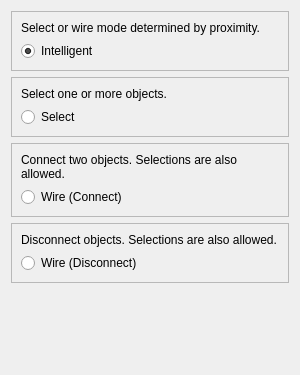
This is UI/glitch-tools.ui in textbrowser/glitch as Qt 5 draws it before an edit. The edited form follows.
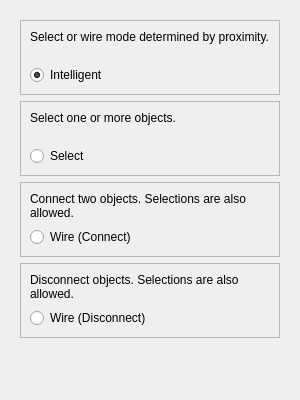
This is the edited form. Icons and pictures are not drawn.

Commit message: Layout revisions.

Patch:
```diff
--- a/UI/glitch-tools.ui
+++ b/UI/glitch-tools.ui
@@ -7,7 +7,7 @@
     <x>0</x>
     <y>0</y>
     <width>300</width>
-    <height>375</height>
+    <height>400</height>
    </rect>
   </property>
   <property name="windowTitle">
@@ -19,8 +19,100 @@
   </property>
   <layout class="QVBoxLayout" name="verticalLayout_4">
    <item>
-    <layout class="QGridLayout" name="gridLayout">
-     <item row="2" column="0">
+    <widget class="QScrollArea" name="scrollArea">
+     <property name="frameShape">
+      <enum>QFrame::NoFrame</enum>
+     </property>
+     <property name="widgetResizable">
+      <bool>true</bool>
+     </property>
+     <widget class="QWidget" name="scrollAreaWidgetContents">
+      <property name="geometry">
+       <rect>
+        <x>0</x>
+        <y>0</y>
+        <width>288</width>
+        <height>364</height>
+       </rect>
+      </property>
+      <layout class="QVBoxLayout" name="verticalLayout_5">
+       <item>
+        <widget class="QFrame" name="frame_4">
+         <property name="frameShape">
+          <enum>QFrame::StyledPanel</enum>
+         </property>
+         <property name="frameShadow">
+          <enum>QFrame::Raised</enum>
+         </property>
+         <layout class="QVBoxLayout" name="verticalLayout_7">
+          <item>
+           <widget class="QLabel" name="label_6">
+            <property name="text">
+             <string>Select or wire mode determined by proximity.</string>
+            </property>
+            <property name="alignment">
+             <set>Qt::AlignLeading|Qt::AlignLeft|Qt::AlignTop</set>
+            </property>
+            <property name="wordWrap">
+             <bool>true</bool>
+            </property>
+           </widget>
+          </item>
+          <item>
+           <widget class="QRadioButton" name="intelligent">
+            <property name="text">
+             <string>Intelligent</string>
+            </property>
+            <property name="checked">
+             <bool>true</bool>
+            </property>
+            <attribute name="buttonGroup">
+             <string notr="true">buttonGroup</string>
+            </attribute>
+           </widget>
+          </item>
+         </layout>
+        </widget>
+       </item>
+       <item>
+        <widget class="QFrame" name="frame">
+         <property name="frameShape">
+          <enum>QFrame::StyledPanel</enum>
+         </property>
+         <property name="frameShadow">
+          <enum>QFrame::Raised</enum>
+         </property>
+         <layout class="QVBoxLayout" name="verticalLayout">
+          <item>
+           <widget class="QLabel" name="label_3">
+            <property name="text">
+             <string>Select one or more objects.</string>
+            </property>
+            <property name="alignment">
+             <set>Qt::AlignLeading|Qt::AlignLeft|Qt::AlignTop</set>
+            </property>
+            <property name="wordWrap">
+             <bool>true</bool>
+            </property>
+           </widget>
+          </item>
+          <item>
+           <widget class="QRadioButton" name="select">
+            <property name="text">
+             <string>Select</string>
+            </property>
+            <property name="checked">
+             <bool>false</bool>
+            </property>
+            <attribute name="buttonGroup">
+             <string notr="true">buttonGroup</string>
+            </attribute>
+           </widget>
+          </item>
+         </layout>
+        </widget>
+       </item>
+       <item>
       <widget class="QFrame" name="frame_2">
        <property name="frameShape">
         <enum>QFrame::StyledPanel</enum>
@@ -34,6 +126,9 @@
           <property name="text">
            <string>Connect two objects. Selections are also allowed.</string>
           </property>
+            <property name="alignment">
+             <set>Qt::AlignLeading|Qt::AlignLeft|Qt::AlignTop</set>
+            </property>
           <property name="wordWrap">
            <bool>true</bool>
           </property>
@@ -52,7 +147,7 @@
        </layout>
       </widget>
      </item>
-     <item row="3" column="0">
+       <item>
       <widget class="QFrame" name="frame_3">
        <property name="frameShape">
         <enum>QFrame::StyledPanel</enum>
@@ -66,6 +161,9 @@
           <property name="text">
            <string>Disconnect objects. Selections are also allowed.</string>
           </property>
+            <property name="alignment">
+             <set>Qt::AlignLeading|Qt::AlignLeft|Qt::AlignTop</set>
+            </property>
           <property name="wordWrap">
            <bool>true</bool>
           </property>
@@ -84,77 +182,9 @@
        </layout>
       </widget>
      </item>
-     <item row="1" column="0">
-      <widget class="QFrame" name="frame">
-       <property name="frameShape">
-        <enum>QFrame::StyledPanel</enum>
-       </property>
-       <property name="frameShadow">
-        <enum>QFrame::Raised</enum>
-       </property>
-       <layout class="QVBoxLayout" name="verticalLayout">
-        <item>
-         <widget class="QLabel" name="label_3">
-          <property name="text">
-           <string>Select one or more objects.</string>
-          </property>
-          <property name="wordWrap">
-           <bool>true</bool>
-          </property>
-         </widget>
-        </item>
-        <item>
-         <widget class="QRadioButton" name="select">
-          <property name="text">
-           <string>Select</string>
-          </property>
-          <property name="checked">
-           <bool>false</bool>
-          </property>
-          <attribute name="buttonGroup">
-           <string notr="true">buttonGroup</string>
-          </attribute>
-         </widget>
-        </item>
-       </layout>
-      </widget>
-     </item>
-     <item row="0" column="0">
-      <widget class="QFrame" name="frame_4">
-       <property name="frameShape">
-        <enum>QFrame::StyledPanel</enum>
-       </property>
-       <property name="frameShadow">
-        <enum>QFrame::Raised</enum>
-       </property>
-       <layout class="QVBoxLayout" name="verticalLayout_7">
-        <item>
-         <widget class="QLabel" name="label_6">
-          <property name="text">
-           <string>Select or wire mode determined by proximity.</string>
-          </property>
-          <property name="wordWrap">
-           <bool>true</bool>
-          </property>
-         </widget>
-        </item>
-        <item>
-         <widget class="QRadioButton" name="intelligent">
-          <property name="text">
-           <string>Intelligent</string>
-          </property>
-          <property name="checked">
-           <bool>true</bool>
-          </property>
-          <attribute name="buttonGroup">
-           <string notr="true">buttonGroup</string>
-          </attribute>
-         </widget>
-        </item>
-       </layout>
-      </widget>
-     </item>
-    </layout>
+      </layout>
+     </widget>
+    </widget>
    </item>
    <item>
     <spacer name="verticalSpacer">
```
Left out of the diff: 3 changed lines with no effect on the pictures. Lines whose indentation alone changed are shown as unchanged. The commit also changes 1 other file.
